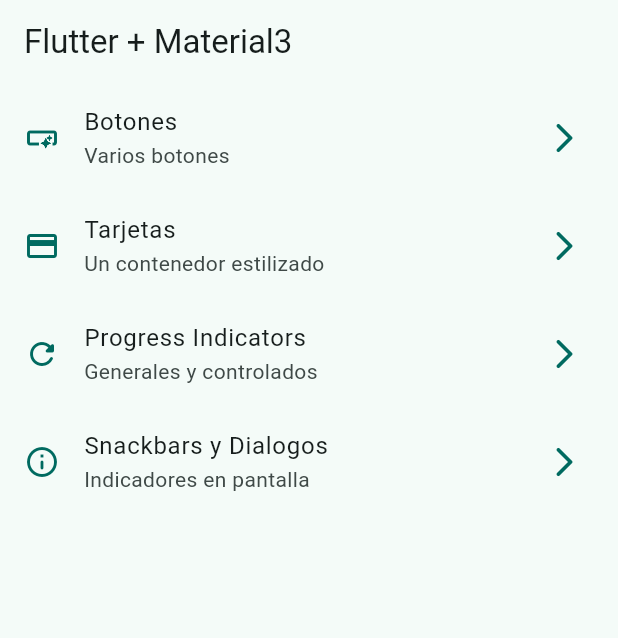
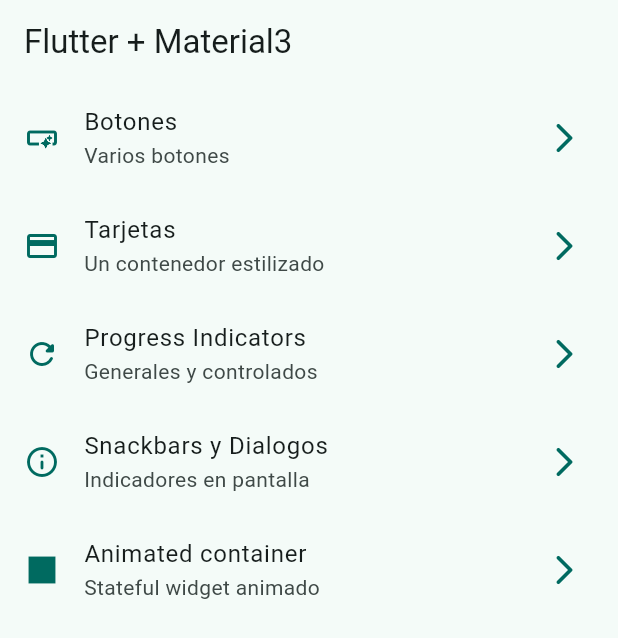
Before and after one commit to Programador2UVP/aplicacion_widgets, a Flutter app: the screen it shows after launch, on a phone screen of 412 x 824 dp. Shown: the top 638 px of the screen. Run offline on Flutter 3.47's test engine with Material 3 defaults, Android fonts, the phone set to English and light mode, and no system bars; our stand-ins replace go_router.

Commit message:
animated container terminado

```diff
--- a/lib/config/menu/menu_items.dart
+++ b/lib/config/menu/menu_items.dart
@@ -34,4 +34,9 @@ const appMenuItems = <MenuItem>[
       subTitle: 'Indicadores en pantalla',
       link: '/snackbar',
       icon: Icons.info_outline_rounded),
+  MenuItem(
+      title: 'Animated container',
+      subTitle: 'Stateful widget animado',
+      link: '/animated',
+      icon: Icons.square_sharp),
 ];
--- a/lib/config/router/app_router.dart
+++ b/lib/config/router/app_router.dart
@@ -29,5 +29,10 @@ final appRouter = GoRouter(
       name: SnackbarScreen.name,
       builder: (context, state) => const SnackbarScreen(),
     ),
+    GoRoute(
+      path: '/animated',
+      name: AnimatedScreen.name,
+      builder: (context, state) => const AnimatedScreen(),
+    ),
   ],
 );
```
Also changed, not shown: lib/presentation/screens/animated/animated_screen.dart (+46 -2 lines).
